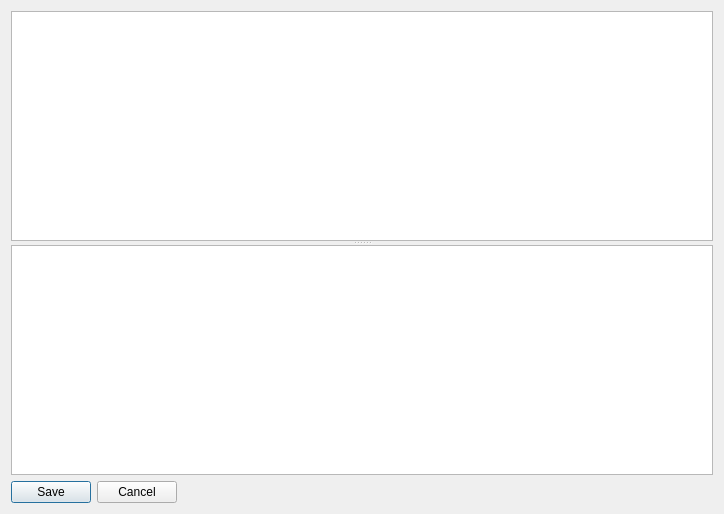
Qt form TournamentManager/createtournamentcategoriesdialog2.ui (BarsukAlexey/xelarogi) before a commit.
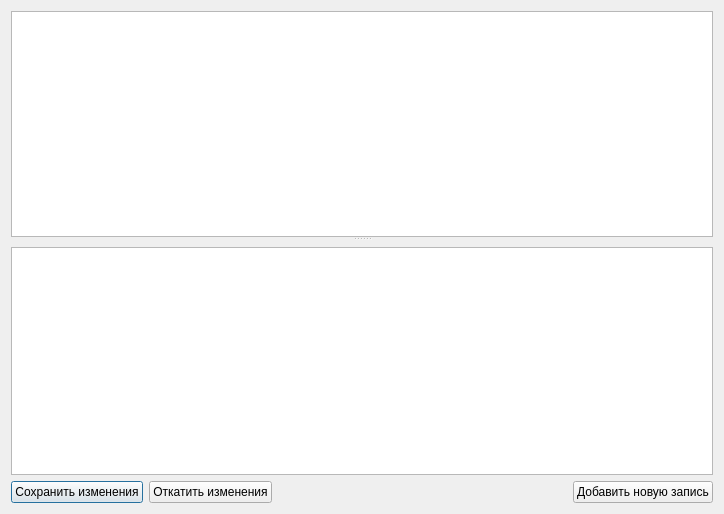
The same form after that commit.

Diff of the .ui file:
```diff
--- a/TournamentManager/createtournamentcategoriesdialog2.ui
+++ b/TournamentManager/createtournamentcategoriesdialog2.ui
@@ -13,8 +13,8 @@
   <property name="windowTitle">
    <string>Dialog</string>
   </property>
-  <layout class="QVBoxLayout" name="verticalLayout">
-   <item>
+  <layout class="QGridLayout" name="gridLayout">
+   <item row="0" column="0">
     <widget class="QSplitter" name="splitter">
      <property name="orientation">
       <enum>Qt::Vertical</enum>
@@ -24,26 +24,35 @@
        <bool>true</bool>
       </property>
      </widget>
+     <widget class="QWidget" name="layoutWidget">
+      <layout class="QVBoxLayout" name="verticalLayout">
+       <item>
+        <widget class="QWidget" name="widget2222" native="true"/>
+       </item>
+       <item>
      <widget class="QTableView" name="tableView_2">
       <property name="sortingEnabled">
        <bool>true</bool>
       </property>
      </widget>
-    </widget>
+       </item>
+      </layout>
+     </widget>
+    </widget>
    </item>
-   <item>
+   <item row="1" column="0">
     <layout class="QHBoxLayout" name="horizontalLayout">
      <item>
       <widget class="QPushButton" name="pushButtonSave">
        <property name="text">
-        <string>Save</string>
+        <string>Сохранить изменения</string>
        </property>
       </widget>
      </item>
      <item>
       <widget class="QPushButton" name="pushButtonCancel">
        <property name="text">
-        <string>Cancel</string>
+        <string>Откатить изменения</string>
        </property>
       </widget>
      </item>
@@ -60,6 +69,13 @@
        </property>
       </spacer>
      </item>
+     <item>
+      <widget class="QPushButton" name="pushButtonInsert">
+       <property name="text">
+        <string>Добавить новую запись</string>
+       </property>
+      </widget>
+     </item>
     </layout>
    </item>
   </layout>
```
Lines whose indentation alone changed are shown as unchanged.
